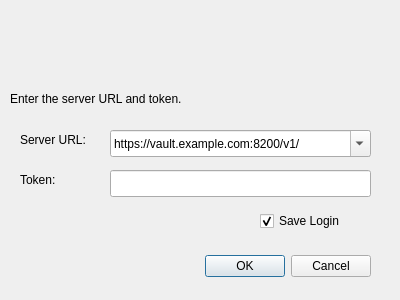
The window that vaultkee/ui/login.ui (ShadowApex/vaultkee) describes before a commit, drawn with Qt 5.
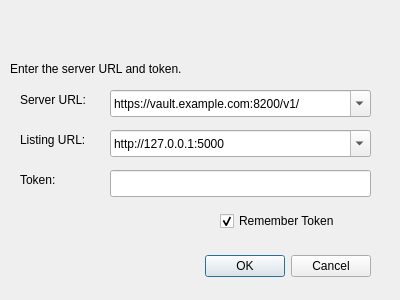
The same window after the commit. Icons and pictures are not drawn.

Commit message: Add lsvault for listing API and added listing of paths and keys.

What changed in the file:
```diff
--- a/vaultkee/ui/login.ui
+++ b/vaultkee/ui/login.ui
@@ -61,7 +61,7 @@
    <property name="geometry">
     <rect>
      <x>10</x>
-     <y>90</y>
+     <y>60</y>
      <width>221</width>
      <height>17</height>
     </rect>
@@ -74,7 +74,7 @@
    <property name="geometry">
     <rect>
      <x>20</x>
-     <y>130</y>
+     <y>90</y>
      <width>81</width>
      <height>20</height>
     </rect>
@@ -138,7 +138,7 @@
    <property name="geometry">
     <rect>
      <x>110</x>
-     <y>130</y>
+     <y>90</y>
      <width>261</width>
      <height>27</height>
     </rect>
@@ -158,19 +158,53 @@
   <widget class="QCheckBox" name="saveLoginCheckbox">
    <property name="geometry">
     <rect>
-     <x>260</x>
+     <x>220</x>
      <y>210</y>
      <width>151</width>
      <height>22</height>
     </rect>
    </property>
    <property name="text">
-    <string>Save Login</string>
+    <string>Remember Token</string>
    </property>
    <property name="checked">
     <bool>true</bool>
    </property>
   </widget>
+  <widget class="QLabel" name="listingURLLabel">
+   <property name="geometry">
+    <rect>
+     <x>20</x>
+     <y>130</y>
+     <width>81</width>
+     <height>20</height>
+    </rect>
+   </property>
+   <property name="text">
+    <string>Listing URL:</string>
+   </property>
+  </widget>
+  <widget class="QComboBox" name="listingURLBox">
+   <property name="geometry">
+    <rect>
+     <x>110</x>
+     <y>130</y>
+     <width>261</width>
+     <height>27</height>
+    </rect>
+   </property>
+   <property name="inputMethodHints">
+    <set>Qt::ImhUrlCharactersOnly</set>
+   </property>
+   <property name="editable">
+    <bool>true</bool>
+   </property>
+   <item>
+    <property name="text">
+     <string>http://127.0.0.1:5000</string>
+    </property>
+   </item>
+  </widget>
  </widget>
  <resources/>
  <connections>
```
The commit also changes 7 other files.
